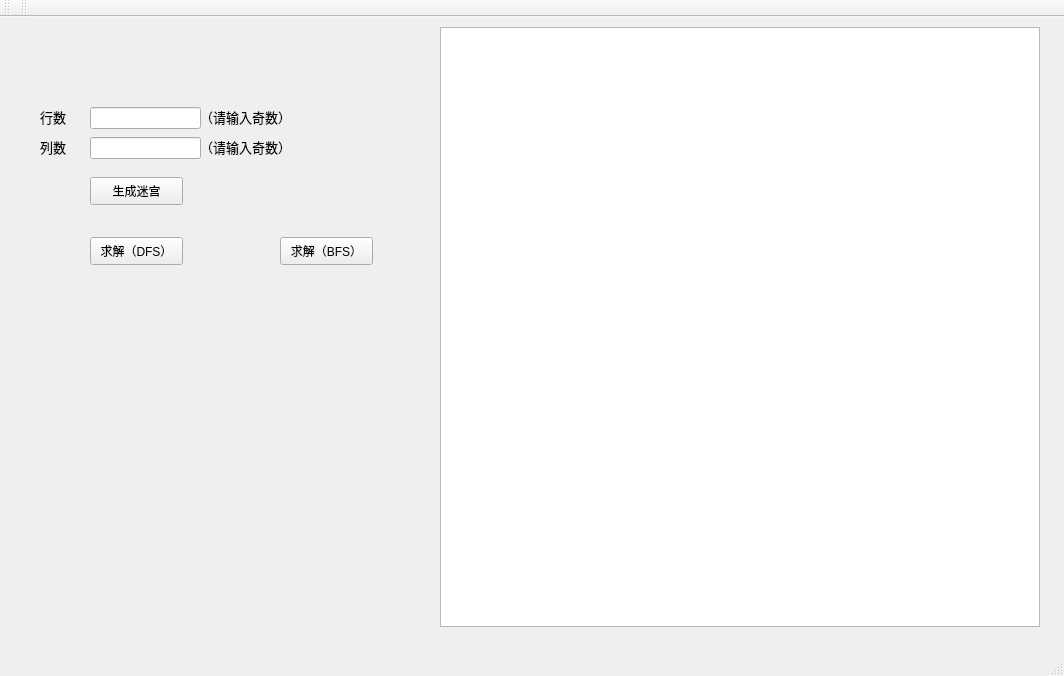
The window that MazeZM/mainwindow.ui (mosquitozm100/QtMazeZM) describes before a commit, drawn with Qt 5.
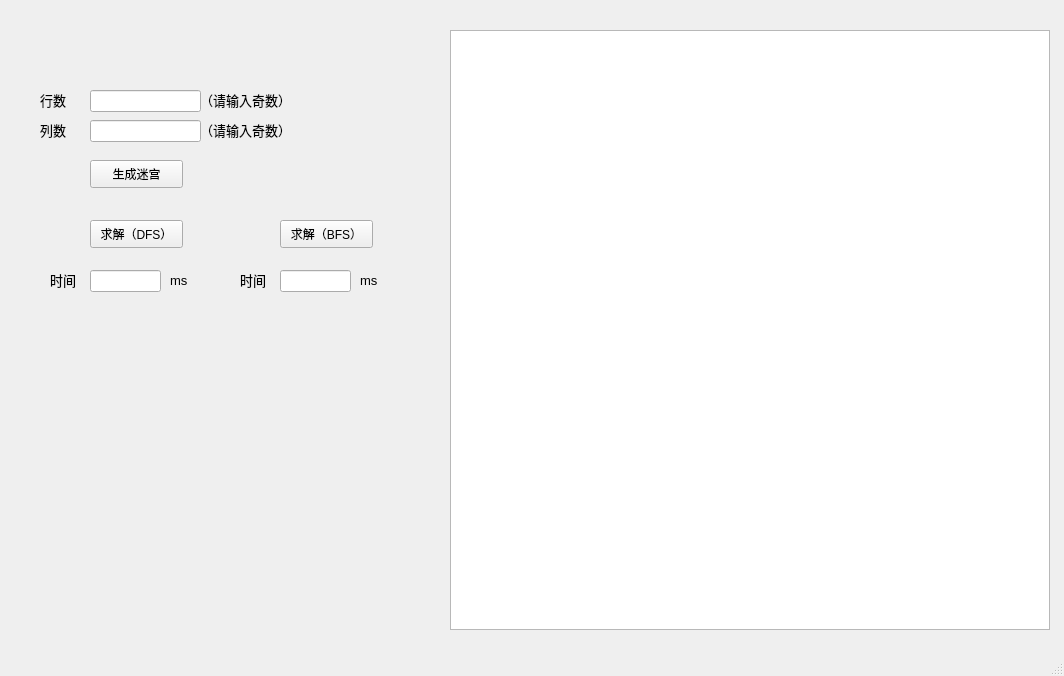
The same window after the commit.

What changed in the file:
```diff
--- a/MazeZM/mainwindow.ui
+++ b/MazeZM/mainwindow.ui
@@ -17,8 +17,8 @@
    <widget class="QGraphicsView" name="show_maze">
     <property name="geometry">
      <rect>
-      <x>440</x>
-      <y>10</y>
+      <x>450</x>
+      <y>30</y>
       <width>600</width>
       <height>600</height>
      </rect>
@@ -135,6 +135,78 @@
      <string>&lt;html&gt;&lt;head/&gt;&lt;body&gt;&lt;p&gt;&lt;span style=&quot; font-size:10pt;&quot;&gt;（请输入奇数）&lt;/span&gt;&lt;/p&gt;&lt;/body&gt;&lt;/html&gt;</string>
     </property>
    </widget>
+   <widget class="QLineEdit" name="time1">
+    <property name="geometry">
+     <rect>
+      <x>90</x>
+      <y>270</y>
+      <width>71</width>
+      <height>22</height>
+     </rect>
+    </property>
+   </widget>
+   <widget class="QLineEdit" name="time2">
+    <property name="geometry">
+     <rect>
+      <x>280</x>
+      <y>270</y>
+      <width>71</width>
+      <height>22</height>
+     </rect>
+    </property>
+   </widget>
+   <widget class="QLabel" name="label_3">
+    <property name="geometry">
+     <rect>
+      <x>50</x>
+      <y>270</y>
+      <width>41</width>
+      <height>21</height>
+     </rect>
+    </property>
+    <property name="text">
+     <string>&lt;html&gt;&lt;head/&gt;&lt;body&gt;&lt;p&gt;&lt;span style=&quot; font-size:10pt;&quot;&gt;时间&lt;/span&gt;&lt;/p&gt;&lt;/body&gt;&lt;/html&gt;</string>
+    </property>
+   </widget>
+   <widget class="QLabel" name="label_6">
+    <property name="geometry">
+     <rect>
+      <x>240</x>
+      <y>270</y>
+      <width>41</width>
+      <height>21</height>
+     </rect>
+    </property>
+    <property name="text">
+     <string>&lt;html&gt;&lt;head/&gt;&lt;body&gt;&lt;p&gt;&lt;span style=&quot; font-size:10pt;&quot;&gt;时间&lt;/span&gt;&lt;/p&gt;&lt;/body&gt;&lt;/html&gt;</string>
+    </property>
+   </widget>
+   <widget class="QLabel" name="label_7">
+    <property name="geometry">
+     <rect>
+      <x>170</x>
+      <y>270</y>
+      <width>41</width>
+      <height>21</height>
+     </rect>
+    </property>
+    <property name="text">
+     <string>&lt;html&gt;&lt;head/&gt;&lt;body&gt;&lt;p&gt;&lt;span style=&quot; font-size:10pt;&quot;&gt;ms&lt;/span&gt;&lt;/p&gt;&lt;/body&gt;&lt;/html&gt;</string>
+    </property>
+   </widget>
+   <widget class="QLabel" name="label_8">
+    <property name="geometry">
+     <rect>
+      <x>360</x>
+      <y>270</y>
+      <width>41</width>
+      <height>21</height>
+     </rect>
+    </property>
+    <property name="text">
+     <string>&lt;html&gt;&lt;head/&gt;&lt;body&gt;&lt;p&gt;&lt;span style=&quot; font-size:10pt;&quot;&gt;ms&lt;/span&gt;&lt;/p&gt;&lt;/body&gt;&lt;/html&gt;</string>
+    </property>
+   </widget>
   </widget>
   <widget class="QMenuBar" name="menuBar">
    <property name="geometry">
@@ -146,26 +218,7 @@
     </rect>
    </property>
   </widget>
-  <widget class="QToolBar" name="mainToolBar">
-   <attribute name="toolBarArea">
-    <enum>TopToolBarArea</enum>
-   </attribute>
-   <attribute name="toolBarBreak">
-    <bool>false</bool>
-   </attribute>
-  </widget>
   <widget class="QStatusBar" name="statusBar"/>
-  <widget class="QToolBar" name="toolBar">
-   <property name="windowTitle">
-    <string>toolBar</string>
-   </property>
-   <attribute name="toolBarArea">
-    <enum>TopToolBarArea</enum>
-   </attribute>
-   <attribute name="toolBarBreak">
-    <bool>false</bool>
-   </attribute>
-  </widget>
  </widget>
  <layoutdefault spacing="6" margin="11"/>
  <resources/>
```
